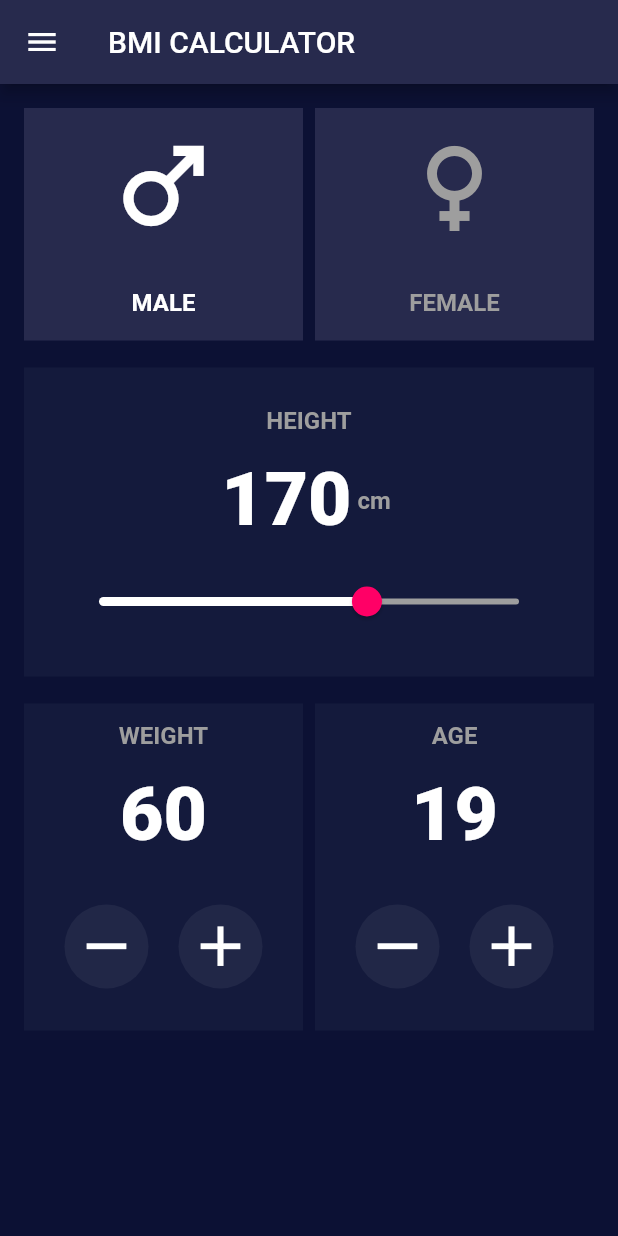
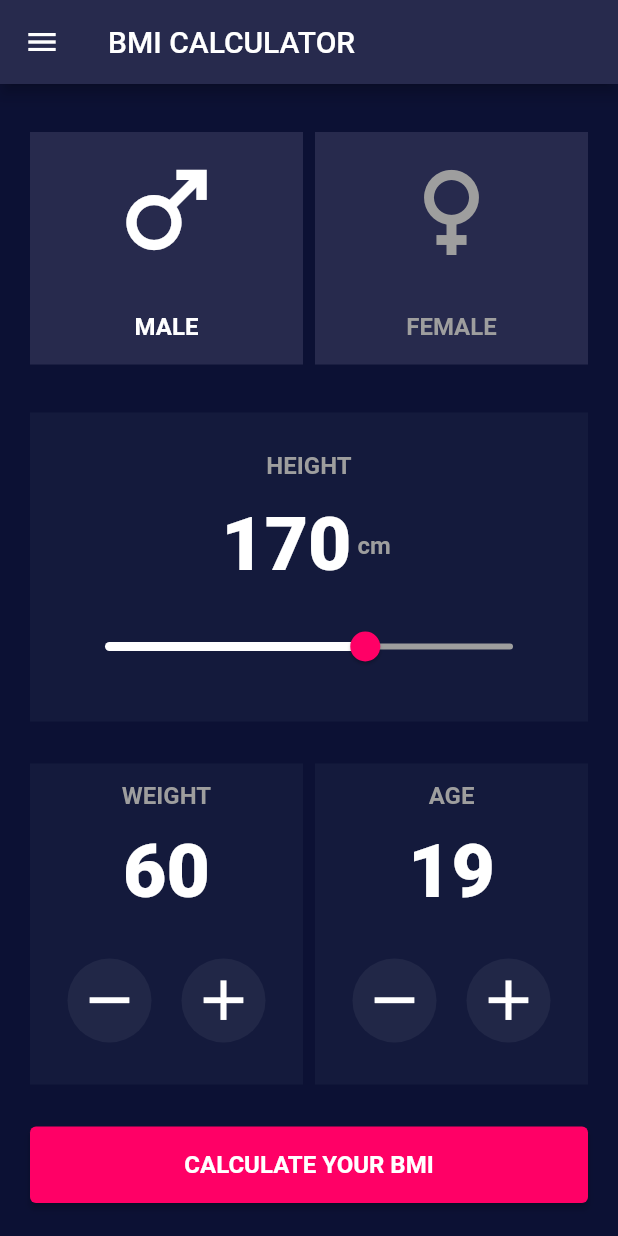
Before and after one commit to juliakowalikk/bmi_calc_cubit, a Flutter app: the screen it shows after launch, on a phone screen of 412 x 824 dp. Run offline on Flutter 3.47's test engine with Material 2 defaults, Android fonts, the phone set to English and light mode, and no system bars; our stand-ins replace flutter_bloc; generated files the repository leaves out were written again.

Commit message:
Add calculate button and desing improvements

```diff
--- a/lib/pages/home_page/home_page.dart
+++ b/lib/pages/home_page/home_page.dart
@@ -1,6 +1,7 @@
 import 'package:bmi_calc_cubit/cubit/bmi_cubit.dart';
 import 'package:bmi_calc_cubit/cubit/bmi_state.dart';
 import 'package:bmi_calc_cubit/pages/home_page/tiles/height_tile.dart';
+import 'package:bmi_calc_cubit/pages/home_page/widgets/calculate_button.dart';
 import 'package:bmi_calc_cubit/pages/home_page/widgets/gender_part.dart';
 import 'package:bmi_calc_cubit/pages/home_page/widgets/weight_age_part.dart';
 import 'package:bmi_calc_cubit/style/colors.dart';
@@ -30,14 +31,19 @@ class _HomePageState extends State<HomePage> {
               backgroundColor: navyBlue,
               title: Text(Strings.of(context).title),
             ),
-            body: Padding(
-              padding: const EdgeInsets.all(Dimens.l),
-              child: Column(
-                children: const [
-                  GenderPart(),
-                  HeightTile(),
-                  WeightAgePart(),
-                ],
+            body: SafeArea(
+              child: Padding(
+                padding: const EdgeInsets.all(Dimens.xxl),
+                child: Column(
+                  children: [
+                    const GenderPart(),
+                    const HeightTile(),
+                    const WeightAgePart(),
+                    CalculateButton(
+                      onCalculate: () {},
+                    ),
+                  ],
+                ),
               ),
             ),
           );
--- a/lib/pages/home_page/tiles/gender_tile.dart
+++ b/lib/pages/home_page/tiles/gender_tile.dart
@@ -20,7 +20,8 @@ class GenderTile extends StatelessWidget {
   Widget build(BuildContext context) {
     return Expanded(
       child: Padding(
-        padding: const EdgeInsets.all(Dimens.s),
+        padding: const EdgeInsets.symmetric(
+            vertical: Dimens.xxl, horizontal: Dimens.s),
         child: Container(
           decoration: const BoxDecoration(color: navyBlue),
           child: Column(
--- a/lib/pages/home_page/tiles/height_tile.dart
+++ b/lib/pages/home_page/tiles/height_tile.dart
@@ -23,7 +23,7 @@ class _HeightTileState extends State<HeightTile> {
           double sliderValue = state.height;
           return Padding(
             padding: const EdgeInsets.symmetric(
-                vertical: Dimens.xl, horizontal: Dimens.s),
+                vertical: Dimens.xxl, horizontal: Dimens.s),
             child: Container(
               decoration: const BoxDecoration(color: darkBlue),
               child: Padding(
--- a/lib/pages/home_page/tiles/weight_age_tile.dart
+++ b/lib/pages/home_page/tiles/weight_age_tile.dart
@@ -19,7 +19,8 @@ class WeightAgeTile extends StatelessWidget {
 
   @override
   Widget build(BuildContext context) => Padding(
-        padding: const EdgeInsets.all(Dimens.s),
+        padding: const EdgeInsets.symmetric(
+            vertical: Dimens.l, horizontal: Dimens.s),
         child: Container(
           decoration: const BoxDecoration(color: darkBlue),
           child: Padding(
@@ -31,7 +32,7 @@ class WeightAgeTile extends StatelessWidget {
                   style: MyTextStyle.style1,
                 ),
                 Padding(
-                  padding: const EdgeInsets.all(Dimens.xl),
+                  padding: const EdgeInsets.all(Dimens.l),
                   child: Text(
                     '$value',
                     style: MyTextStyle.style2,
--- /dev/null
+++ b/lib/pages/home_page/widgets/calculate_button.dart
@@ -0,0 +1,34 @@
+import 'package:bmi_calc_cubit/style/colors.dart';
+import 'package:bmi_calc_cubit/style/dimens.dart';
+import 'package:bmi_calc_cubit/style/my_text_style.dart';
+import 'package:flutter/material.dart';
+import 'package:flutter_gen/gen_l10n/app_localizations.dart';
+
+class CalculateButton extends StatelessWidget {
+  final Function() onCalculate;
+
+  const CalculateButton({
+    super.key,
+    required this.onCalculate,
+  });
+
+  @override
+  Widget build(BuildContext context) => Padding(
+        padding: const EdgeInsets.symmetric(
+            vertical: Dimens.xxl, horizontal: Dimens.s),
+        child: SizedBox(
+          width: double.infinity,
+          child: ElevatedButton(
+            style: ElevatedButton.styleFrom(backgroundColor: pink),
+            onPressed: () => onCalculate,
+            child: Padding(
+              padding: const EdgeInsets.all(Dimens.xxl),
+              child: Text(
+                Strings.of(context).calculate,
+                style: MyTextStyle.style3,
+              ),
+            ),
+          ),
+        ),
+      );
+}
--- a/lib/style/my_text_style.dart
+++ b/lib/style/my_text_style.dart
@@ -12,4 +12,9 @@ class MyTextStyle {
     fontWeight: FontWeight.w800,
     color: white,
   );
+  static TextStyle style3 = const TextStyle(
+    fontSize: 16,
+    fontWeight: FontWeight.bold,
+    color: white,
+  );
 }
```
